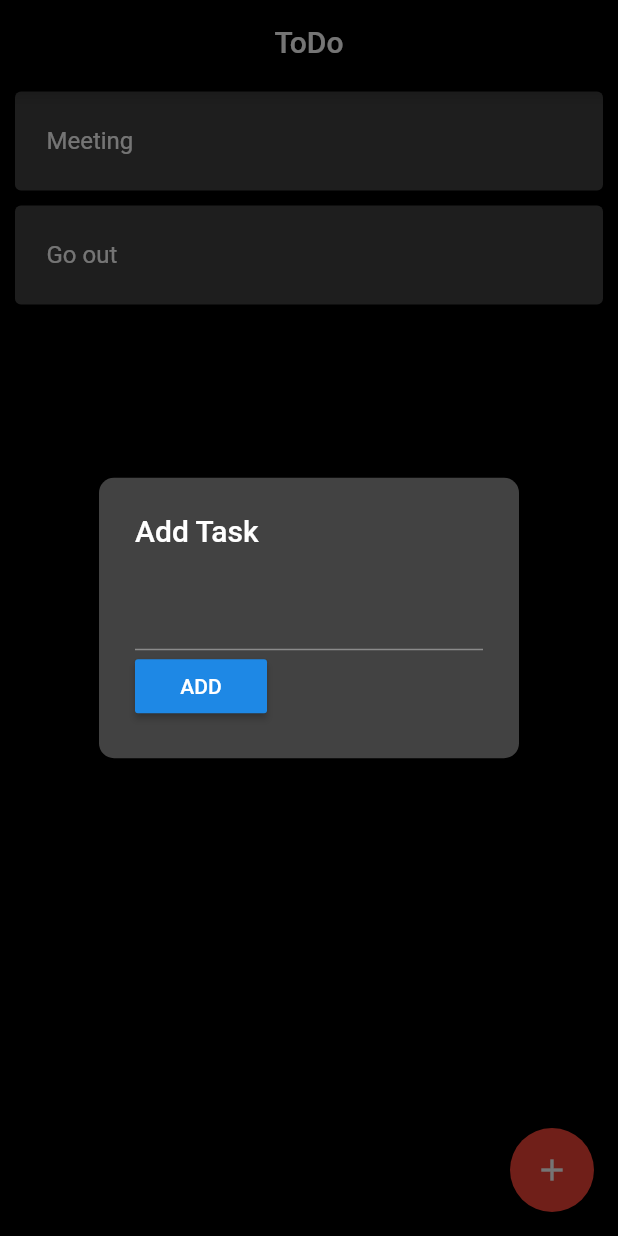
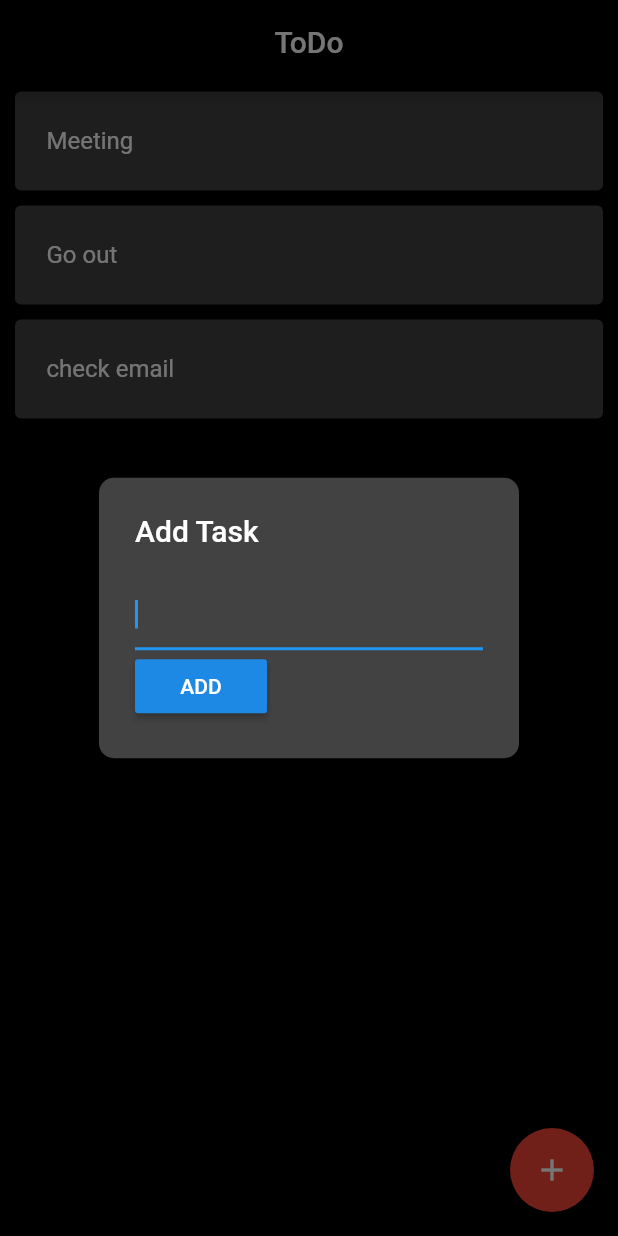
Before and after one commit to arshupt/Flutter_Todo, a Flutter app: the screen it shows after launch, after a tap on the "add" icon, on a phone screen of 412 x 824 dp. Run offline on Flutter 3.47's test engine with Material 2 defaults, Android fonts, the phone set to English and light mode, and no system bars.

Commit message:
new item added

```diff
--- a/lib/main.dart
+++ b/lib/main.dart
@@ -60,7 +60,9 @@ class _todouiState extends State<todo>{
           content: Column(
             mainAxisSize: MainAxisSize.min,
             children: <Widget>[
-              TextField(),
+              TextField(
+                autofocus: true,
+              ),
               Row(children: <Widget>[
                 RaisedButton(
                   onPressed: (){},
@@ -95,7 +97,8 @@ class _todouiState extends State<todo>{
         child: Column(
           children: <Widget>[
             mycard("Meeting"),
-            mycard("Go out")
+            mycard("Go out"),
+            mycard("check email")
           ],
         ),
       ),
```
Also changed, not shown: pubspec.lock.
